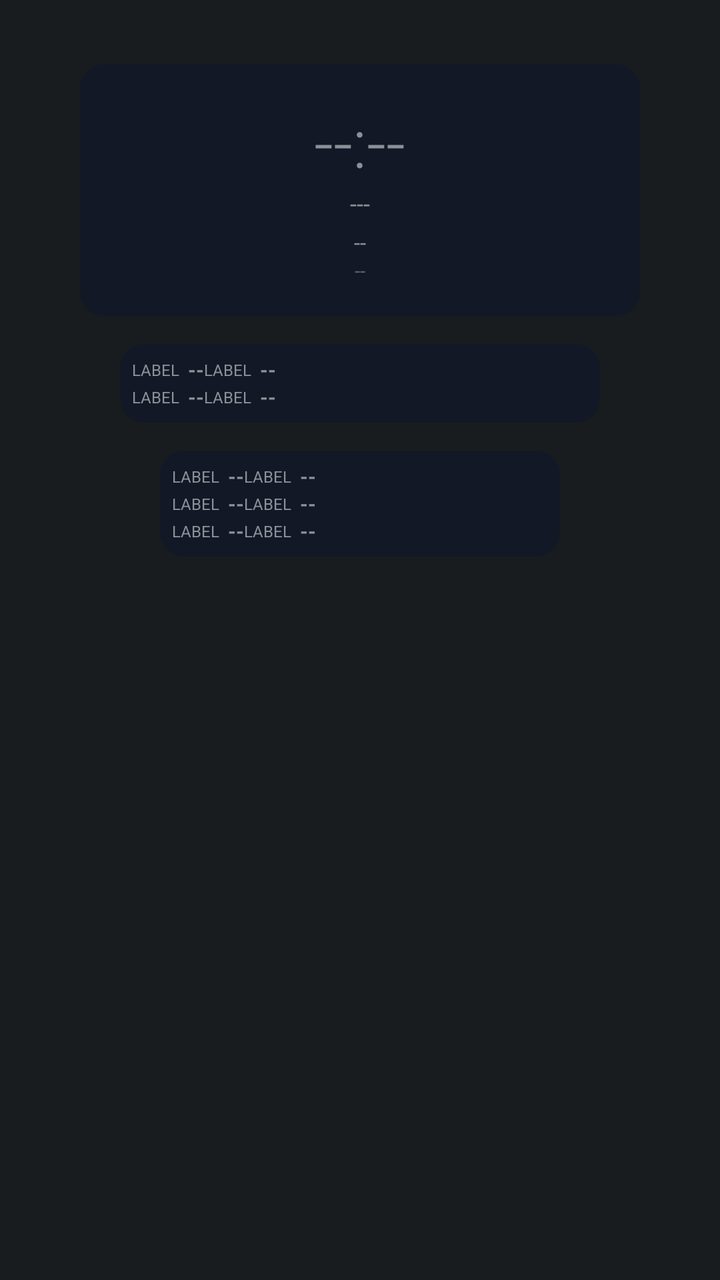
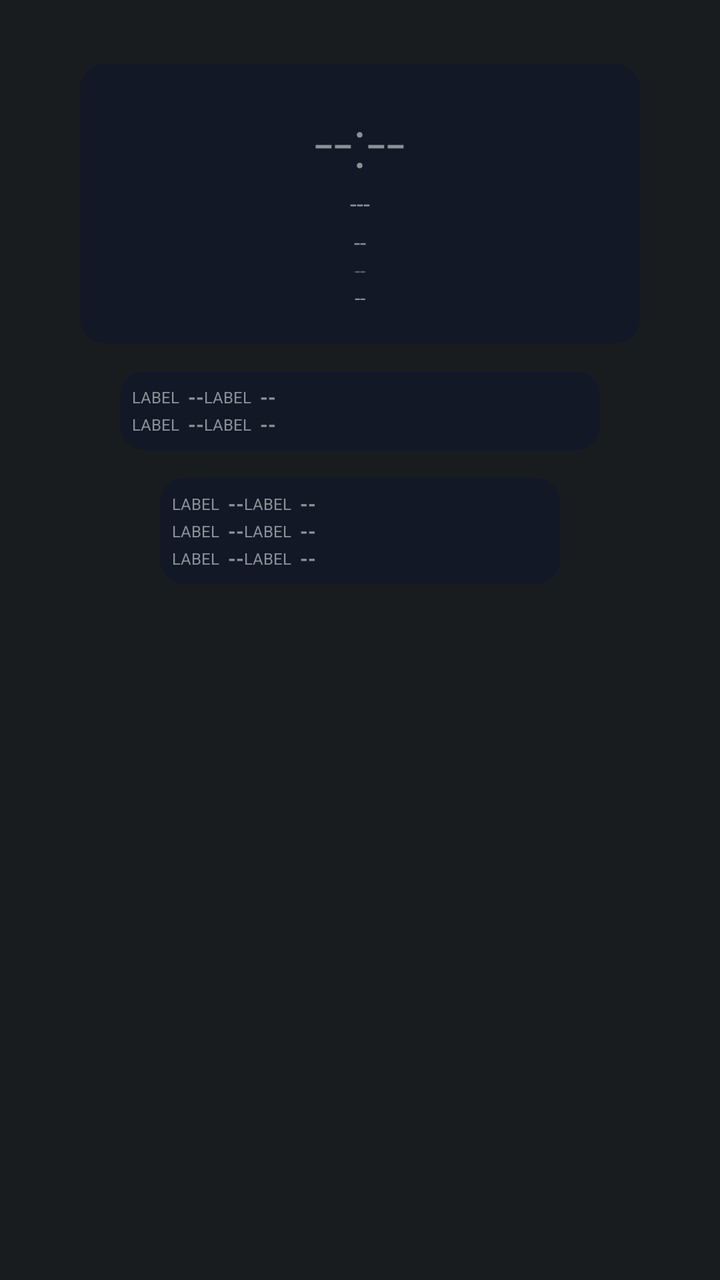

Screens rendered from an Android XML layout before and after an edit, with the pre-edit source and the edit as a unified diff.
<!-- AndroidManifest.xml: application theme android:Theme.DeviceDefault.NoActionBar -->
<!-- res/layout/aod_layout_cascade.xml -->
<?xml version="1.0" encoding="utf-8"?>
<LinearLayout xmlns:android="http://schemas.android.com/apk/res/android"
    android:id="@+id/bg_root"
    android:layout_width="match_parent"
    android:layout_height="match_parent"
    android:orientation="vertical"
    android:gravity="center_horizontal"
    android:paddingTop="32dp">

    <LinearLayout
        android:id="@+id/panel_1"
        android:layout_width="280dp"
        android:layout_height="wrap_content"
        android:background="@drawable/aod_panel_bg"
        android:orientation="vertical"
        android:gravity="center"
        android:padding="16dp">

        <TextView
            android:id="@+id/clock"
            android:layout_width="wrap_content"
            android:layout_height="wrap_content"
            android:textSize="34sp"
            android:fontFamily="sans-serif-light"
            android:text="--:--" />

        <TextView
            android:id="@+id/date"
            android:layout_width="wrap_content"
            android:layout_height="wrap_content"
            android:textSize="12sp"
            android:text="---" />

        <TextView
            android:id="@+id/health_badge"
            android:layout_width="wrap_content"
            android:layout_height="wrap_content"
            android:textSize="11sp"
            android:textAllCaps="true"
            android:layout_marginTop="4dp"
            android:text="--" />

        <TextView
            android:id="@+id/perf_badge"
            android:layout_width="wrap_content"
            android:layout_height="wrap_content"
            android:textSize="10sp"
            android:alpha="0.6"
            android:text="--" />
    </LinearLayout>

    <LinearLayout
        android:id="@+id/panel_2"
        android:layout_width="240dp"
        android:layout_height="wrap_content"
        android:layout_marginTop="14dp"
        android:background="@drawable/aod_panel_bg"
        android:orientation="horizontal"
        android:padding="6dp">

        <GridLayout
            android:layout_width="match_parent"
            android:layout_height="wrap_content"
            android:columnCount="2"
            android:rowCount="2">

            <include layout="@layout/aod_row_ticker" android:id="@+id/row0" />
            <include layout="@layout/aod_row_ticker" android:id="@+id/row1" />
            <include layout="@layout/aod_row_ticker" android:id="@+id/row2" />
            <include layout="@layout/aod_row_ticker" android:id="@+id/row3" />

        </GridLayout>
    </LinearLayout>

    <LinearLayout
        android:id="@+id/panel_3"
        android:layout_width="200dp"
        android:layout_height="wrap_content"
        android:layout_marginTop="14dp"
        android:background="@drawable/aod_panel_bg"
        android:orientation="horizontal"
        android:padding="6dp">

        <GridLayout
            android:layout_width="match_parent"
            android:layout_height="wrap_content"
            android:columnCount="2"
            android:rowCount="3">

            <include layout="@layout/aod_row_ticker" android:id="@+id/row4" />
            <include layout="@layout/aod_row_ticker" android:id="@+id/row5" />
            <include layout="@layout/aod_row_ticker" android:id="@+id/row6" />
            <include layout="@layout/aod_row_ticker" android:id="@+id/row7" />
            <include layout="@layout/aod_row_ticker" android:id="@+id/row8" />
            <include layout="@layout/aod_row_ticker" android:id="@+id/row9" />

        </GridLayout>
    </LinearLayout>

</LinearLayout>
<!-- res/layout/aod_row_ticker.xml (included above) -->
<?xml version="1.0" encoding="utf-8"?>
<LinearLayout xmlns:android="http://schemas.android.com/apk/res/android"
    android:layout_width="wrap_content"
    android:layout_height="wrap_content"
    android:layout_margin="6dp"
    android:orientation="horizontal"
    android:gravity="center_vertical">

    <TextView
        android:id="@+id/stat_label"
        android:layout_width="wrap_content"
        android:layout_height="wrap_content"
        android:textSize="8sp"
        android:textAllCaps="true"
        android:text="Label" />

    <TextView
        android:id="@+id/stat_value"
        android:layout_width="wrap_content"
        android:layout_height="wrap_content"
        android:layout_marginStart="4dp"
        android:textSize="10sp"
        android:textStyle="bold"
        android:text="--" />

</LinearLayout>
<!-- resources referenced by this layout -->
<resources>
  <!-- drawable aod_panel_bg (drawable) -->
  <?xml version="1.0" encoding="utf-8"?>
  <shape xmlns:android="http://schemas.android.com/apk/res/android">
      <solid android:color="#121826" />
      <corners android:radius="12dp" />
  </shape>
</resources>

<!-- the commit's change to res/layout/aod_layout_cascade.xml (unified diff, before → after) -->
@@ -46,6 +46,13 @@
             android:layout_height="wrap_content"
             android:textSize="10sp"
             android:alpha="0.6"
+            android:text="--" />
+
+        <TextView
+            android:id="@+id/net_type_badge"
+            android:layout_width="wrap_content"
+            android:layout_height="wrap_content"
+            android:textSize="10sp"
             android:text="--" />
     </LinearLayout>
 
